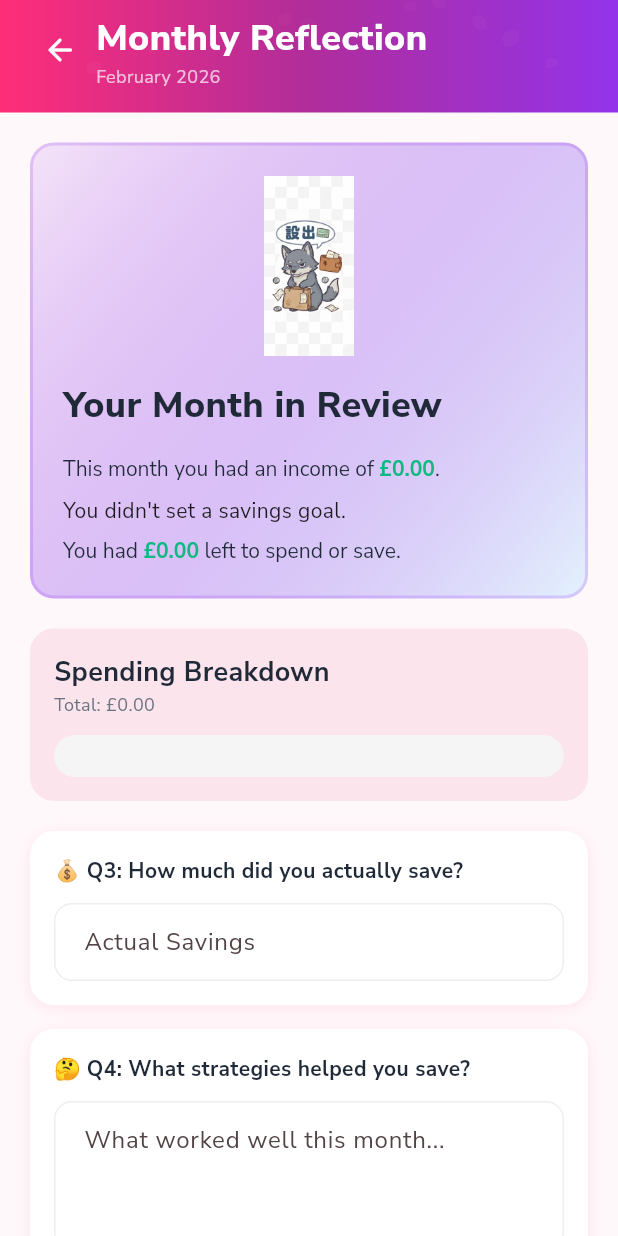
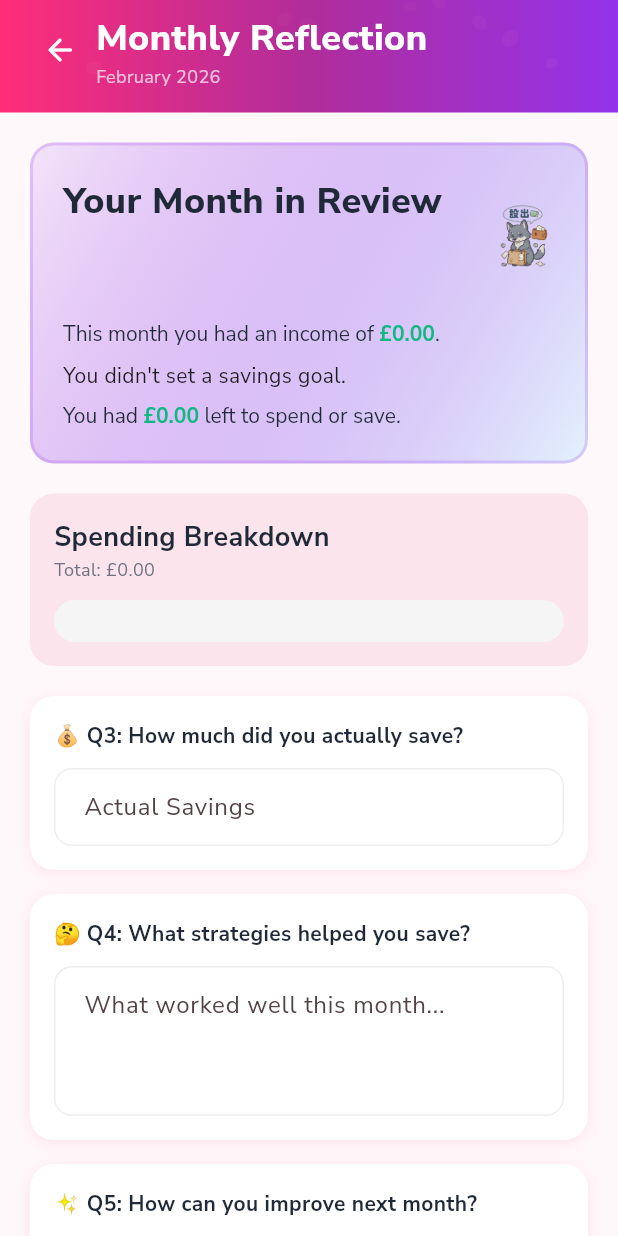
Before and after one commit to bradymd/kakeibo, a Flutter app: the ReflectionScreen screen opened by its route, on a phone screen of 412 x 824 dp. Run offline on Flutter 3.47's test engine with Material 3 defaults, Android fonts, the phone set to English and light mode, and no system bars; our stand-ins replace drift, flutter_riverpod, freezed_annotation, go_router, google_fonts; accounts and stored records are empty; generated files the repository leaves out were written again.

Commit message:
Improve icon display in Monthly Reflection screen
Fixed icon placement and transparency issues:
- Moved icon from center to right-hand side next to heading
- Regenerated PNG images with proper transparency (white background removed)
- Icon now blends better with the gradient background
- Reduced icon height from 120px to 80px for better proportion

The icon is now positioned in a Row layout with the "Your Month in Review"
heading on the left and the pig/wolf mascot on the right.

🤖 Generated with [Claude Code](https://claude.com/claude-code)

Co-Authored-By: Claude <noreply@anthropic.com>

```diff
--- a/lib/screens/reflection_screen.dart
+++ b/lib/screens/reflection_screen.dart
@@ -112,16 +112,27 @@ class _ReflectionScreenState extends ConsumerState<ReflectionScreen> {
                 child: Column(
                   crossAxisAlignment: CrossAxisAlignment.start,
                   children: [
-                    // Icon - pig if savings goal met, wolf if not
-                    Center(
-                      child: Image.asset(
-                        showPig ? 'assets/images/pig.png' : 'assets/images/wolf.png',
-                        height: 120,
-                        fit: BoxFit.contain,
-                      ),
+                    // Header with icon on the right
+                    Row(
+                      crossAxisAlignment: CrossAxisAlignment.start,
+                      children: [
+                        Expanded(
+                          child: Column(
+                            crossAxisAlignment: CrossAxisAlignment.start,
+                            children: [
+                              Text('Your Month in Review', style: AppTextStyles.heading),
+                            ],
+                          ),
+                        ),
+                        const SizedBox(width: 12),
+                        // Icon - pig if savings goal met, wolf if not
+                        Image.asset(
+                          showPig ? 'assets/images/pig.png' : 'assets/images/wolf.png',
+                          height: 80,
+                          fit: BoxFit.contain,
+                        ),
+                      ],
                     ),
-                    const SizedBox(height: 16),
-                    Text('Your Month in Review', style: AppTextStyles.heading),
                     const SizedBox(height: 16),
 
                     // Income
```
Also changed, not shown: assets/images/pig.png, assets/images/wolf.png.
